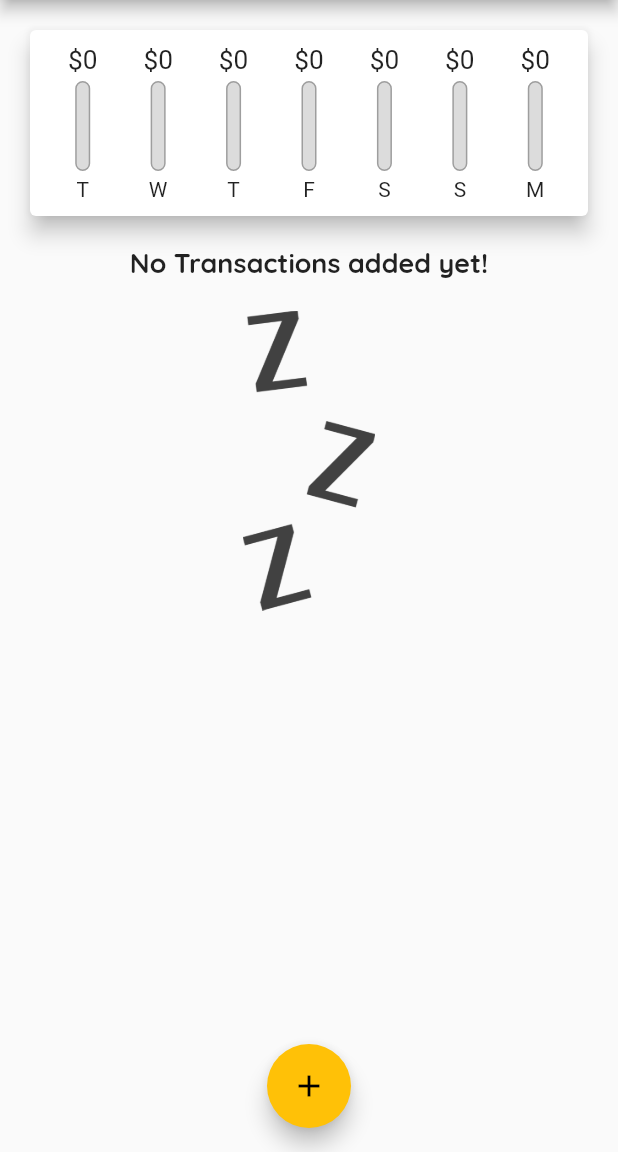
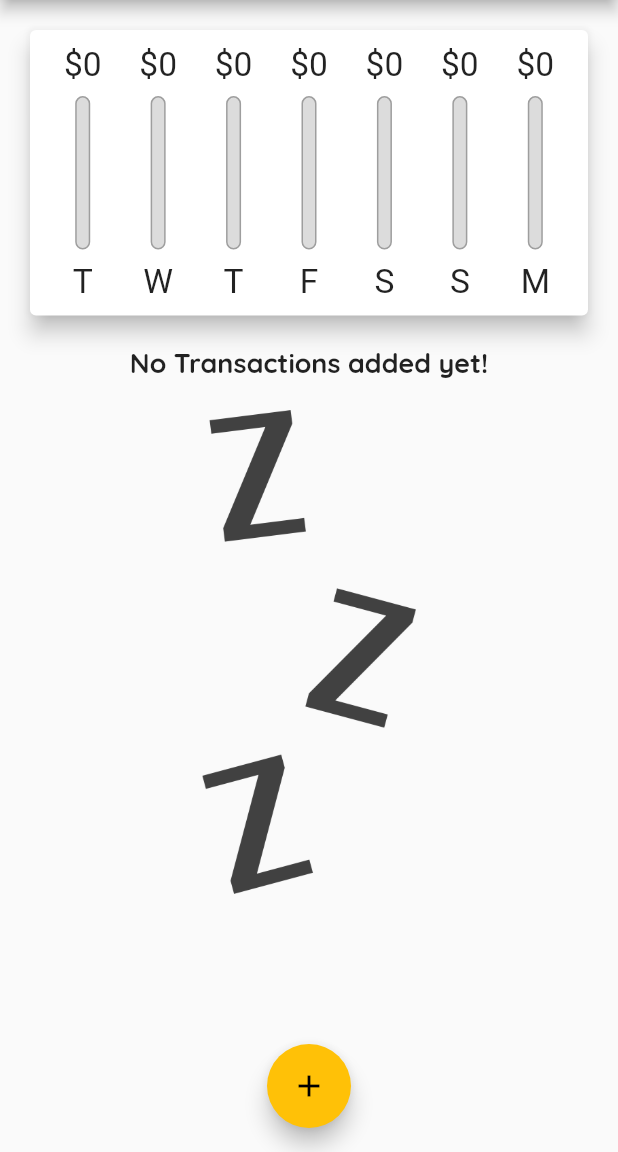
Before and after one commit to myamann/Expenses-App-Flutter, a Flutter app: the screen it shows after launch, on a phone screen of 412 x 824 dp, the part 84-1236 px from its top. Run offline on Flutter 3.47's test engine with Material 2 defaults, Android fonts, the phone set to English and light mode, and no system bars.

Commit message:
mediaQuery updates

```diff
--- a/lib/main.dart
+++ b/lib/main.dart
@@ -1,11 +1,17 @@
 import 'package:flutter/material.dart';
+import 'package:flutter/services.dart';
 
 import './widgets/transaction_list.dart';
 import './widgets/new_transaction.dart';
 import './models/transaction.dart';
 import './widgets/chart.dart';
 
-void main() => runApp(MyApp());
+void main() {
+  WidgetsFlutterBinding.ensureInitialized();
+  SystemChrome.setPreferredOrientations(
+      [DeviceOrientation.portraitUp, DeviceOrientation.portraitDown]);
+  runApp(MyApp());
+}
 
 class MyApp extends StatelessWidget {
   @override
@@ -62,6 +68,8 @@ class _MyHomePageState extends State<MyHomePage> {
     // ),
   ];
 
+  bool _showCart = false;
+
   List<Transaction> get _recentTransactions {
     return _userTransactions.where((tx) {
       return tx.date.isAfter(
@@ -109,8 +117,9 @@ class _MyHomePageState extends State<MyHomePage> {
 
   @override
   Widget build(BuildContext context) {
-    return Scaffold(
-      appBar: AppBar(
+    final isLandscape =
+        MediaQuery.of(context).orientation == Orientation.landscape;
+    final appBar = AppBar(
       title: Text('Personal Expenses'),
       actions: <Widget>[
         IconButton(
@@ -118,14 +127,55 @@ class _MyHomePageState extends State<MyHomePage> {
           onPressed: () => _startAddNewTransaction(context),
         ),
       ],
-      ),
+    );
+    final txListWidget = Container(
+      height: (MediaQuery.of(context).size.height -
+              appBar.preferredSize.height -
+              MediaQuery.of(context).padding.top) *
+          0.7,
+      child: TransactionList(_userTransactions, _deleteTransaction),
+    );
+    return Scaffold(
+      appBar: appBar,
       body: SingleChildScrollView(
         child: Column(
           // mainAxisAlignment: MainAxisAlignment.start,
           crossAxisAlignment: CrossAxisAlignment.stretch,
           children: <Widget>[
-            Chart(_recentTransactions),
-            TransactionList(_userTransactions, _deleteTransaction),
+            if (isLandscape)
+              Row(
+                mainAxisAlignment: MainAxisAlignment.center,
+                children: <Widget>[
+                  Text('show cart'),
+                  Switch(
+                    value: _showCart,
+                    onChanged: (val) {
+                      setState(() {
+                        _showCart = val;
+                      });
+                    },
+                  )
+                ],
+              ),
+            if (!isLandscape)
+              Container(
+                height: (MediaQuery.of(context).size.height -
+                        appBar.preferredSize.height -
+                        MediaQuery.of(context).padding.top) *
+                    0.3,
+                child: Chart(_recentTransactions),
+              ),
+            if (!isLandscape) txListWidget,
+            if (isLandscape)
+              _showCart
+                  ? Container(
+                      height: (MediaQuery.of(context).size.height -
+                              appBar.preferredSize.height -
+                              MediaQuery.of(context).padding.top) *
+                          0.7,
+                      child: Chart(_recentTransactions),
+                    )
+                  : txListWidget
           ],
         ),
       ),
--- a/lib/widgets/chart_bar.dart
+++ b/lib/widgets/chart_bar.dart
@@ -9,19 +9,21 @@ class ChartBar extends StatelessWidget {
 
   @override
   Widget build(BuildContext context) {
+    return LayoutBuilder(
+      builder: (ctx, constraint) {
         return Column(
           children: <Widget>[
             Container(
-          height: 20,
+              height: constraint.maxHeight * 0.15,
               child: FittedBox(
                 child: Text('\$${spendingAmount.toStringAsFixed(0)}'),
               ),
             ),
             SizedBox(
-          height: 4,
+              height: constraint.maxHeight * 0.05,
             ),
             Container(
-          height: 60,
+              height: constraint.maxHeight * 0.6,
               width: 10,
               child: Stack(
                 children: <Widget>[
@@ -44,10 +46,17 @@ class ChartBar extends StatelessWidget {
               ),
             ),
             SizedBox(
-          height: 4,
+              height: constraint.maxHeight * 0.05,
             ),
-        Text(label),
+            Container(
+              height: constraint.maxHeight * 0.15,
+              child: FittedBox(
+                child: Text(label),
+              ),
+            )
           ],
+        );
+      },
     );
   }
 }
--- a/lib/widgets/transaction_list.dart
+++ b/lib/widgets/transaction_list.dart
@@ -11,10 +11,9 @@ class TransactionList extends StatelessWidget {
 
   @override
   Widget build(BuildContext context) {
-    return Container(
-      height: 450,
-      child: transactions.isEmpty
-          ? Column(
+    return transactions.isEmpty
+        ? LayoutBuilder(builder: (ctx, constraints) {
+            return Column(
               children: <Widget>[
                 Text(
                   'No Transactions added yet!',
@@ -24,12 +23,13 @@ class TransactionList extends StatelessWidget {
                   height: 20,
                 ),
                 Container(
-                  height: 200,
+                  height: constraints.maxHeight * 0.6,
                   child: Image.asset('assets/images/waiting.png',
                       fit: BoxFit.cover),
                 )
               ],
-            )
+            );
+          })
         : ListView.builder(
             itemBuilder: (ctx, index) {
               return Card(
@@ -58,7 +58,6 @@ class TransactionList extends StatelessWidget {
               );
             },
             itemCount: transactions.length,
-            ),
           );
   }
 }
```
Lines whose indentation alone changed are shown as unchanged.
